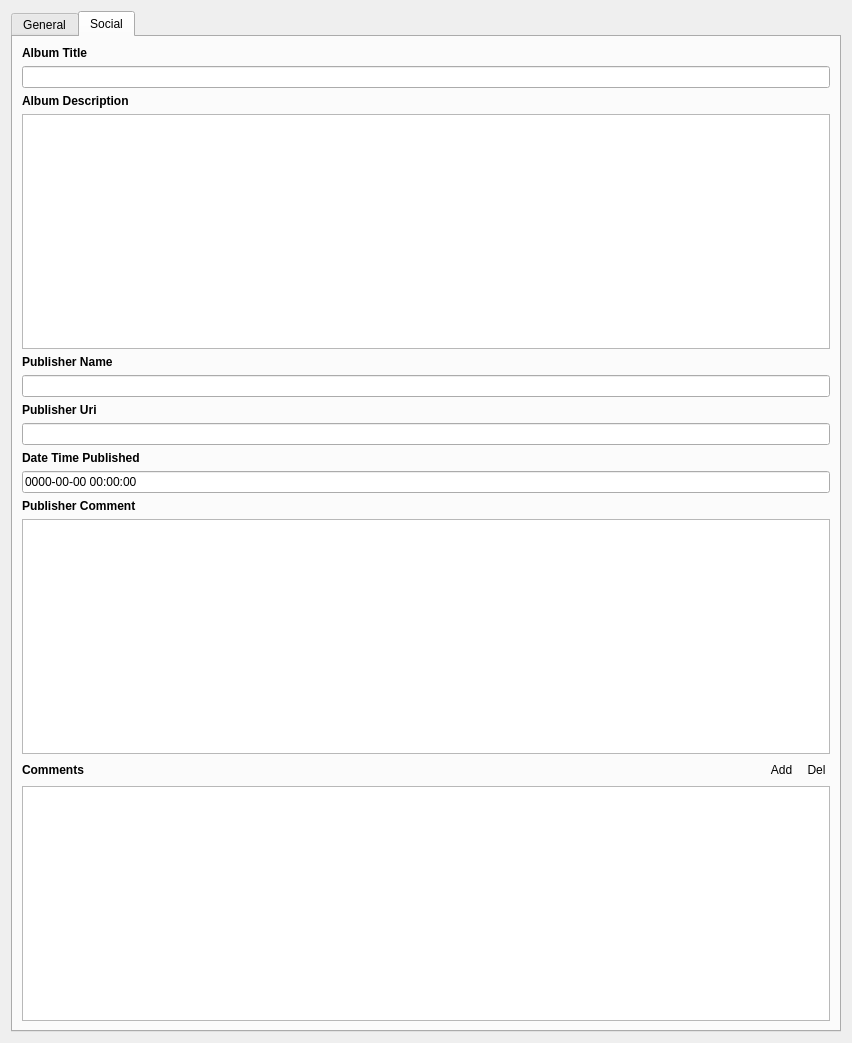
Before: the Qt Designer form src/QExiv2/MetadataEdit/metadataeditpage.ui in rbbrnc/krbkACD, drawn with Qt 5.
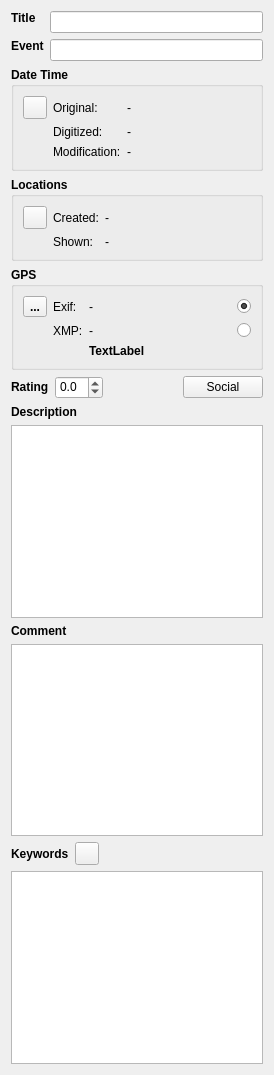
After: the same form once the commit is applied. The open tabs and pages were chosen to show the change. Icons and pictures are not drawn.

Patch:
```diff
--- a/src/QExiv2/MetadataEdit/metadataeditpage.ui
+++ b/src/QExiv2/MetadataEdit/metadataeditpage.ui
@@ -6,22 +6,12 @@
    <rect>
     <x>0</x>
     <y>0</y>
-    <width>852</width>
-    <height>1043</height>
+    <width>274</width>
+    <height>1075</height>
    </rect>
   </property>
   <layout class="QVBoxLayout" name="verticalLayout">
    <item>
-    <widget class="QTabWidget" name="tabWidget">
-     <property name="currentIndex">
-      <number>0</number>
-     </property>
-     <widget class="QWidget" name="generalTab">
-      <attribute name="title">
-       <string>General</string>
-      </attribute>
-      <layout class="QVBoxLayout" name="verticalLayout_2">
-       <item>
         <layout class="QFormLayout" name="_5">
          <item row="0" column="0">
           <widget class="QLabel" name="label">
@@ -456,6 +446,13 @@
            </property>
           </spacer>
          </item>
+     <item>
+      <widget class="QPushButton" name="socialMetadataEditButton">
+       <property name="text">
+        <string>Social</string>
+       </property>
+      </widget>
+     </item>
         </layout>
        </item>
        <item>
@@ -547,224 +544,10 @@
         </layout>
        </item>
        <item>
-        <widget class="QPlainTextEdit" name="keywordssTextEdit"/>
-       </item>
-      </layout>
-      <zorder>label_3</zorder>
-      <zorder>Xmp_dc_description</zorder>
-      <zorder>imageCommentLabel</zorder>
-      <zorder>imageComment</zorder>
-      <zorder>keywordssTextEdit</zorder>
-      <zorder>groupBox_2</zorder>
-      <zorder>locationEditButton</zorder>
-      <zorder>groupBox_3</zorder>
-      <zorder>groupBox</zorder>
-     </widget>
-     <widget class="QWidget" name="socialTab">
-      <attribute name="title">
-       <string>Social</string>
-      </attribute>
-      <layout class="QVBoxLayout" name="verticalLayout_4">
-       <item>
-        <layout class="QVBoxLayout" name="_3">
-         <item>
-          <widget class="QLabel" name="label_5">
-           <property name="sizePolicy">
-            <sizepolicy hsizetype="Preferred" vsizetype="Fixed">
-             <horstretch>0</horstretch>
-             <verstretch>0</verstretch>
-            </sizepolicy>
-           </property>
-           <property name="font">
-            <font>
-             <weight>75</weight>
-             <bold>true</bold>
-            </font>
-           </property>
-           <property name="text">
-            <string>Album Title</string>
-           </property>
-          </widget>
-         </item>
-         <item>
-          <widget class="QLineEdit" name="albumTitle"/>
-         </item>
-         <item>
-          <widget class="QLabel" name="label_7">
-           <property name="sizePolicy">
-            <sizepolicy hsizetype="Preferred" vsizetype="Fixed">
-             <horstretch>0</horstretch>
-             <verstretch>0</verstretch>
-            </sizepolicy>
-           </property>
-           <property name="font">
-            <font>
-             <weight>75</weight>
-             <bold>true</bold>
-            </font>
-           </property>
-           <property name="text">
-            <string>Album Description</string>
-           </property>
-          </widget>
-         </item>
-         <item>
-          <widget class="QPlainTextEdit" name="albumDescription"/>
-         </item>
-         <item>
-          <widget class="QLabel" name="label_9">
-           <property name="sizePolicy">
-            <sizepolicy hsizetype="Preferred" vsizetype="Fixed">
-             <horstretch>0</horstretch>
-             <verstretch>0</verstretch>
-            </sizepolicy>
-           </property>
-           <property name="font">
-            <font>
-             <weight>75</weight>
-             <bold>true</bold>
-            </font>
-           </property>
-           <property name="text">
-            <string>Publisher Name</string>
-           </property>
-          </widget>
-         </item>
-         <item>
-          <widget class="QLineEdit" name="publisherName"/>
-         </item>
-         <item>
-          <widget class="QLabel" name="label_10">
-           <property name="sizePolicy">
-            <sizepolicy hsizetype="Preferred" vsizetype="Fixed">
-             <horstretch>0</horstretch>
-             <verstretch>0</verstretch>
-            </sizepolicy>
-           </property>
-           <property name="font">
-            <font>
-             <weight>75</weight>
-             <bold>true</bold>
-            </font>
-           </property>
-           <property name="text">
-            <string>Publisher Uri</string>
-           </property>
-          </widget>
-         </item>
-         <item>
-          <widget class="QLineEdit" name="publisherUri"/>
-         </item>
-         <item>
-          <widget class="QLabel" name="label_16">
-           <property name="font">
-            <font>
-             <weight>75</weight>
-             <bold>true</bold>
-            </font>
-           </property>
-           <property name="text">
-            <string>Date Time Published</string>
-           </property>
-          </widget>
-         </item>
-         <item>
-          <widget class="QLineEdit" name="dateTimePublished">
-           <property name="inputMask">
-            <string>9999-99-99 99:99:99</string>
-           </property>
-           <property name="text">
-            <string>0000-00-00 00:00:00</string>
-           </property>
-          </widget>
-         </item>
-         <item>
-          <widget class="QLabel" name="label_17">
-           <property name="font">
-            <font>
-             <weight>75</weight>
-             <bold>true</bold>
-            </font>
-           </property>
-           <property name="text">
-            <string>Publisher Comment</string>
-           </property>
-          </widget>
-         </item>
-         <item>
-          <widget class="QTextEdit" name="publisherComment"/>
-         </item>
-         <item>
-          <layout class="QHBoxLayout" name="_2">
-           <item>
-            <widget class="QLabel" name="label_18">
-             <property name="font">
-              <font>
-               <weight>75</weight>
-               <bold>true</bold>
-              </font>
-             </property>
-             <property name="text">
-              <string>Comments</string>
-             </property>
-            </widget>
-           </item>
-           <item>
-            <spacer name="horizontalSpacer_2">
-             <property name="orientation">
-              <enum>Qt::Horizontal</enum>
-             </property>
-             <property name="sizeHint" stdset="0">
-              <size>
-               <width>40</width>
-               <height>20</height>
-              </size>
-             </property>
-            </spacer>
-           </item>
-           <item>
-            <widget class="QToolButton" name="addCommentButton">
-             <property name="focusPolicy">
-              <enum>Qt::NoFocus</enum>
-             </property>
-             <property name="styleSheet">
-              <string notr="true">QToolButton {border: none;}</string>
-             </property>
-             <property name="text">
-              <string>Add</string>
-             </property>
-             <property name="icon">
-              <iconset resource="../QExiv2.qrc">
-               <normaloff>:/images/add.png</normaloff>:/images/add.png</iconset>
-             </property>
-            </widget>
-           </item>
-           <item>
-            <widget class="QToolButton" name="removeCommentButton">
-             <property name="focusPolicy">
-              <enum>Qt::NoFocus</enum>
-             </property>
-             <property name="styleSheet">
-              <string notr="true">QToolButton {border: none;}</string>
-             </property>
-             <property name="text">
-              <string>Del</string>
-             </property>
-             <property name="icon">
-              <iconset resource="../QExiv2.qrc">
-               <normaloff>:/images/delete.png</normaloff>:/images/delete.png</iconset>
-             </property>
-            </widget>
-           </item>
-          </layout>
-         </item>
-         <item>
-          <widget class="QTableView" name="commentsTableView"/>
-         </item>
-        </layout>
-       </item>
-      </layout>
-     </widget>
+    <widget class="QPlainTextEdit" name="keywordssTextEdit">
+     <property name="readOnly">
+      <bool>true</bool>
+     </property>
     </widget>
    </item>
   </layout>
```
Lines whose indentation alone changed are shown as unchanged.
